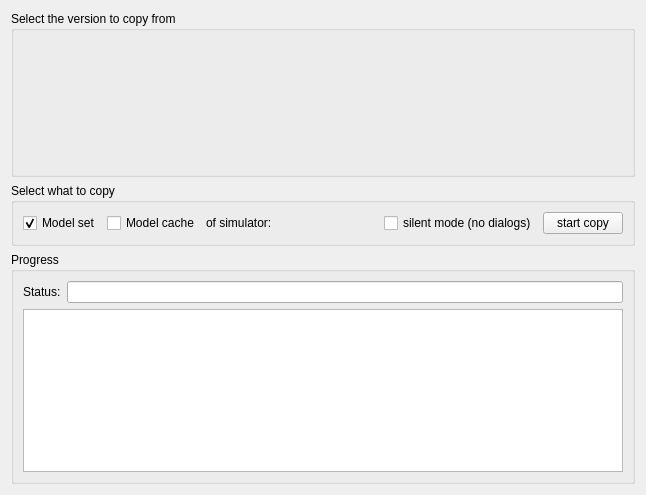
swift-project/pilotclient, file src/blackgui/components/copymodelsfromotherswiftversionscomponent.ui: the form before one commit.
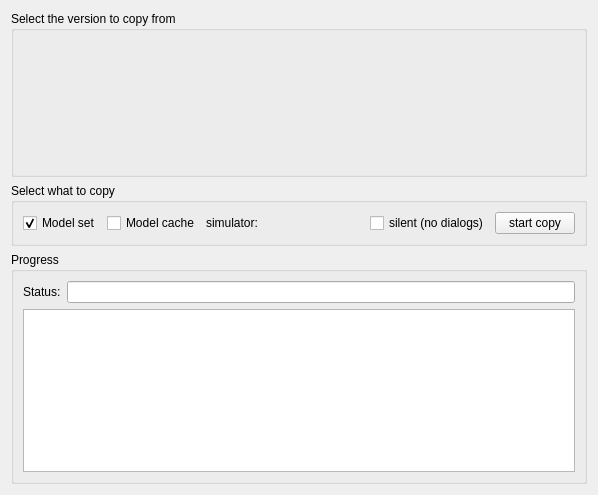
The form after the commit. Custom widgets are drawn as their Qt base class.

Commit message: Smaller UI adjustments

What changed in the file:
```diff
--- a/src/blackgui/components/copymodelsfromotherswiftversionscomponent.ui
+++ b/src/blackgui/components/copymodelsfromotherswiftversionscomponent.ui
@@ -59,7 +59,7 @@
       <item>
        <widget class="QLabel" name="lbl_Of">
         <property name="text">
-         <string>of simulator:</string>
+         <string>simulator:</string>
         </property>
        </widget>
       </item>
@@ -89,7 +89,7 @@
       <item>
        <widget class="QCheckBox" name="cb_Silent">
         <property name="text">
-         <string>silent mode (no dialogs)</string>
+         <string>silent (no dialogs)</string>
         </property>
        </widget>
       </item>
```
The commit also changes 2 other files.
